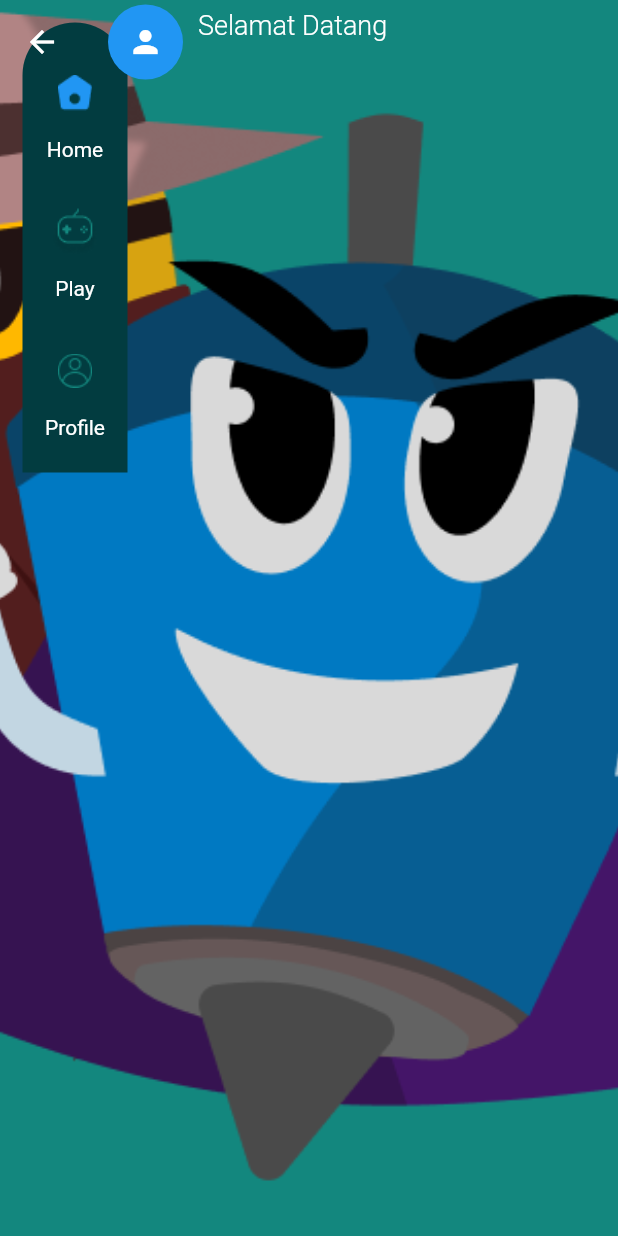
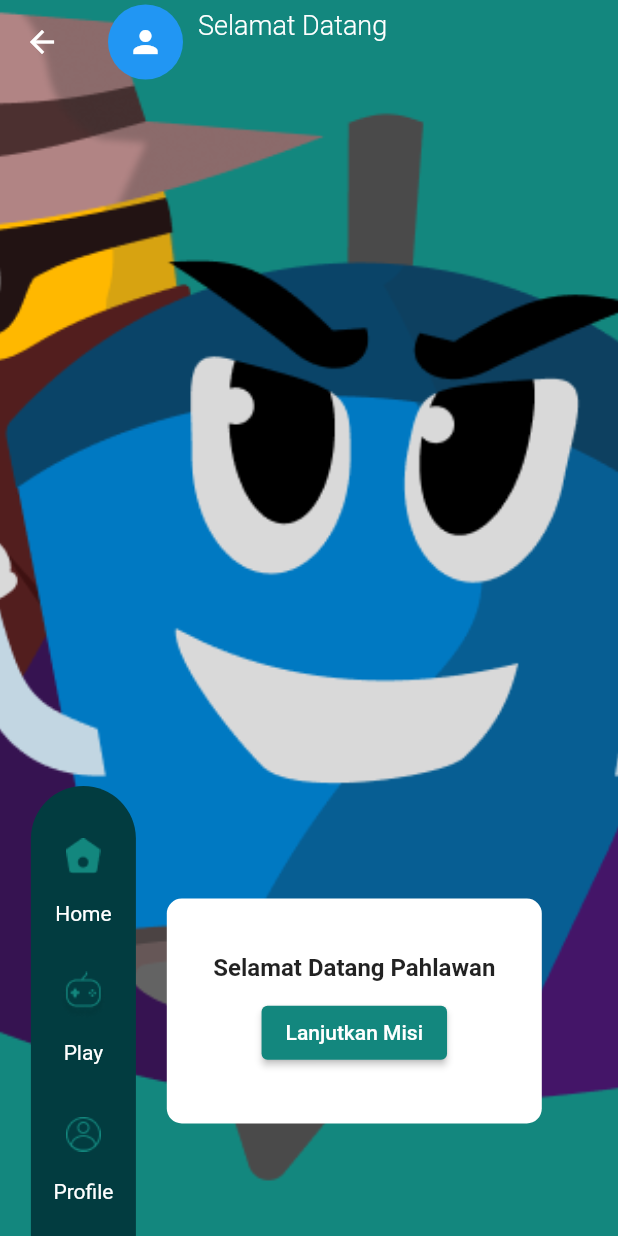
Before and after one commit to raysiagian/mathplaygame, a Flutter app: the HomeScreen screen opened by its route, on a phone screen of 412 x 824 dp. Run offline on Flutter 3.47's test engine with Material 2 defaults, Android fonts, the phone set to English and light mode, and no system bars; our stand-ins replace firebase_auth, firebase_core, shared_preferences; accounts and stored records are empty.

Commit message:
perbaikan pada file home

```diff
--- a/lib/home.dart
+++ b/lib/home.dart
@@ -45,6 +45,10 @@ class _HomeScreenState extends State<HomeScreen> {
 
   @override
   Widget build(BuildContext context) {
+    double screenWidth = MediaQuery.of(context).size.width;
+    double leftPadding = 0.05 * screenWidth; // 5% dari lebar layar
+    double rightPadding = 0.05 * screenWidth; // 5% dari lebar layar
+
     return Scaffold(
       extendBodyBehindAppBar: true,
       appBar: AppBar(
@@ -109,10 +113,61 @@ class _HomeScreenState extends State<HomeScreen> {
               ],
             ),
           ),
+          Positioned(
+            bottom: 0,
+            child: Padding(
+              padding: EdgeInsets.only(left: leftPadding),
+              child: Row(
+                children: [
                   Column(
                     children: [
                       CardWithIcons(activeIcon: activeIcon),
                     ],
+                  ),
+                  SizedBox(width: rightPadding), // Jarak antara CardWithIcons dan ContainerCard
+                  ContainerCard(),
+                ],
+              ),
+            ),
+          ),
+        ],
+      ),
+    );
+  }
+}
+
+class ContainerCard extends StatelessWidget {
+  @override
+  Widget build(BuildContext context) {
+    return Container(
+      width: 250,
+      height: 150,
+      decoration: BoxDecoration(
+        color: Colors.white,
+        borderRadius: BorderRadius.circular(10),
+      ),
+      child: Column(
+        mainAxisAlignment: MainAxisAlignment.center,
+        children: [
+          Text(
+            'Selamat Datang Pahlawan',
+            style: TextStyle(fontSize: 16, fontWeight: FontWeight.bold),
+          ),
+          SizedBox(height: 10),
+          ElevatedButton(
+            onPressed: () {
+              Navigator.pushReplacement(
+                context,
+                MaterialPageRoute(builder: (context) => PlayPage()),
+              );
+            },
+            style: ElevatedButton.styleFrom(
+              primary: GlobalColors.secondColor,
+            ),
+            child: Text(
+              'Lanjutkan Misi',
+              style: TextStyle(color: Colors.white),
+            ),
           ),
         ],
       ),
@@ -127,15 +182,9 @@ class CardWithIcons extends StatelessWidget {
 
   @override
   Widget build(BuildContext context) {
-    return Container(
-      child: Padding(
-        padding: const EdgeInsets.all(15),
-        child: Column(
-          mainAxisAlignment: MainAxisAlignment.spaceEvenly,
-          children: [
-          Positioned(
+    return Positioned(
       bottom: 0,
-              child:   Container(
+      child: Container(
         width: 70,
         height: 300,
         decoration: BoxDecoration(
@@ -163,7 +212,6 @@ class CardWithIcons extends StatelessWidget {
                         : 'img/home_off.png',
                     width: 50.0,
                     height: 50.0,
-                            color: Colors.blue,
                   ),
                   SizedBox(height: 5),
                   Text(
@@ -220,10 +268,6 @@ class CardWithIcons extends StatelessWidget {
           ],
         ),
       ),
-            ),
-          ],
-        ),
-      ),
     );
   }
 }
```
Lines whose indentation alone changed are shown as unchanged.
